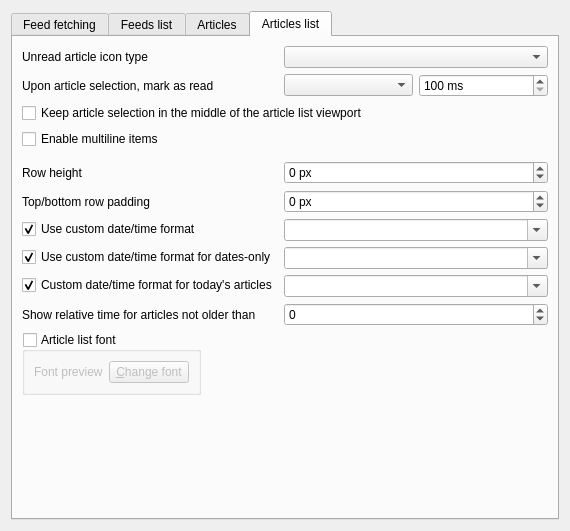
Above: src/librssguard/gui/settings/settingsfeedsmessages.ui from martinrotter/rssguard before the change. Below: the same form after it.
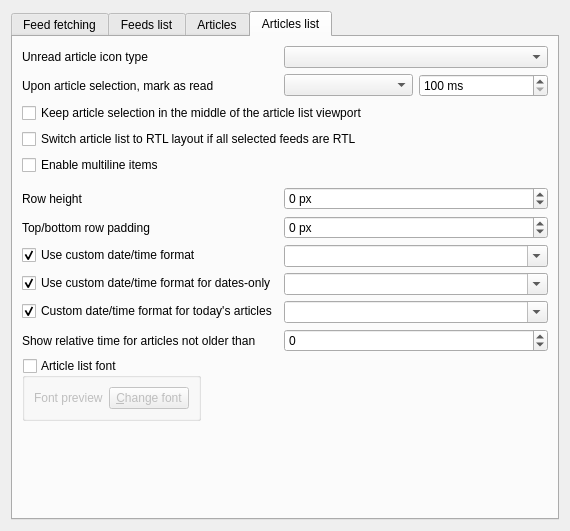
That is the form after the change. The open tabs and pages were chosen to show the change. Custom widgets are drawn as their Qt base class.

Commit message: effectivelly implemented #1371 - added a switch to switch entire article list if all selected items are RTL

Diff of the .ui file:
```diff
--- a/src/librssguard/gui/settings/settingsfeedsmessages.ui
+++ b/src/librssguard/gui/settings/settingsfeedsmessages.ui
@@ -204,7 +204,7 @@
          <item>
           <spacer name="horizontalSpacer_2">
            <property name="orientation">
-            <enum>Qt::Horizontal</enum>
+            <enum>Qt::Orientation::Horizontal</enum>
            </property>
            <property name="sizeHint" stdset="0">
             <size>
@@ -349,7 +349,7 @@
             <item>
              <spacer name="horizontalSpacer_3">
               <property name="orientation">
-               <enum>Qt::Horizontal</enum>
+               <enum>Qt::Orientation::Horizontal</enum>
               </property>
               <property name="sizeHint" stdset="0">
                <size>
@@ -392,7 +392,7 @@
             <item>
              <spacer name="horizontalSpacer">
               <property name="orientation">
-               <enum>Qt::Horizontal</enum>
+               <enum>Qt::Orientation::Horizontal</enum>
               </property>
               <property name="sizeHint" stdset="0">
                <size>
@@ -448,14 +448,14 @@
          </property>
         </widget>
        </item>
-       <item row="3" column="0">
+       <item row="4" column="0">
         <widget class="QCheckBox" name="m_checkMultilineArticleList">
          <property name="text">
           <string>Enable multiline items</string>
          </property>
         </widget>
        </item>
-       <item row="4" column="0" colspan="2">
+       <item row="5" column="0" colspan="2">
         <widget class="HelpSpoiler" name="m_helpMultilineArticleList" native="true">
          <property name="minimumSize">
           <size>
@@ -465,7 +465,7 @@
          </property>
         </widget>
        </item>
-       <item row="5" column="0">
+       <item row="6" column="0">
         <widget class="QLabel" name="label_2">
          <property name="text">
           <string>Row height</string>
@@ -475,7 +475,7 @@
          </property>
         </widget>
        </item>
-       <item row="5" column="1">
+       <item row="6" column="1">
         <widget class="QSpinBox" name="m_spinHeightRowsMessages">
          <property name="minimumSize">
           <size>
@@ -494,7 +494,7 @@
          </property>
         </widget>
        </item>
-       <item row="6" column="0">
+       <item row="7" column="0">
         <widget class="QLabel" name="label_4">
          <property name="text">
           <string>Top/bottom row padding</string>
@@ -504,7 +504,7 @@
          </property>
         </widget>
        </item>
-       <item row="6" column="1">
+       <item row="7" column="1">
         <widget class="QSpinBox" name="m_spinPaddingRowsMessages">
          <property name="minimumSize">
           <size>
@@ -523,7 +523,7 @@
          </property>
         </widget>
        </item>
-       <item row="7" column="0">
+       <item row="8" column="0">
         <widget class="QCheckBox" name="m_checkMessagesDateTimeFormat">
          <property name="text">
           <string>Use custom date/time format</string>
@@ -536,7 +536,7 @@
          </property>
         </widget>
        </item>
-       <item row="7" column="1">
+       <item row="8" column="1">
         <widget class="QComboBox" name="m_cmbMessagesDateTimeFormat">
          <property name="minimumSize">
           <size>
@@ -549,7 +549,7 @@
          </property>
         </widget>
        </item>
-       <item row="8" column="0">
+       <item row="9" column="0">
         <widget class="QCheckBox" name="m_checkMessagesDateTimeFormatForDatesOnly">
          <property name="text">
           <string>Use custom date/time format for dates-only</string>
@@ -562,7 +562,7 @@
          </property>
         </widget>
        </item>
-       <item row="8" column="1">
+       <item row="9" column="1">
         <widget class="QComboBox" name="m_cmbMessagesDateTimeFormatForDatesOnly">
          <property name="minimumSize">
           <size>
@@ -575,7 +575,7 @@
          </property>
         </widget>
        </item>
-       <item row="9" column="0">
+       <item row="10" column="0">
         <widget class="QCheckBox" name="m_checkMessagesTimeFormat">
          <property name="text">
           <string>Custom date/time format for today's articles</string>
@@ -588,7 +588,7 @@
          </property>
         </widget>
        </item>
-       <item row="9" column="1">
+       <item row="10" column="1">
         <widget class="QComboBox" name="m_cmbMessagesTimeFormat">
          <property name="minimumSize">
           <size>
@@ -601,14 +601,14 @@
          </property>
         </widget>
        </item>
-       <item row="10" column="0">
+       <item row="11" column="0">
         <widget class="QLabel" name="label">
          <property name="text">
           <string>Show relative time for articles not older than</string>
          </property>
         </widget>
        </item>
-       <item row="10" column="1">
+       <item row="11" column="1">
         <widget class="QSpinBox" name="m_spinRelativeArticleTime">
          <property name="minimum">
           <number>-1</number>
@@ -618,7 +618,7 @@
          </property>
         </widget>
        </item>
-       <item row="11" column="0">
+       <item row="12" column="0">
         <widget class="QGroupBox" name="m_gbArticleListFont">
          <property name="title">
           <string>Article list font</string>
@@ -680,6 +680,13 @@
          </property>
         </widget>
        </item>
+       <item row="3" column="0" colspan="2">
+        <widget class="QCheckBox" name="m_checkSwitchArticleListRtl">
+         <property name="text">
+          <string>Switch article list to RTL layout if all selected feeds are RTL</string>
+         </property>
+        </widget>
+       </item>
       </layout>
      </widget>
     </widget>
```
Left out of the diff: 7 changed lines with no effect on the pictures. The commit also changes 5 other files.
